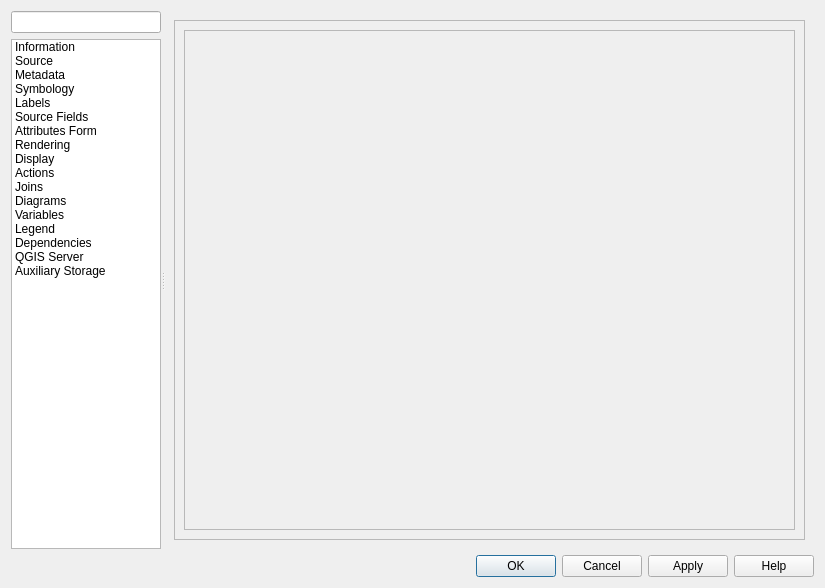
First picture: the form in src/ui/qgsvectorlayerpropertiesbase.ui, repository qgis/QGIS, before the edit.
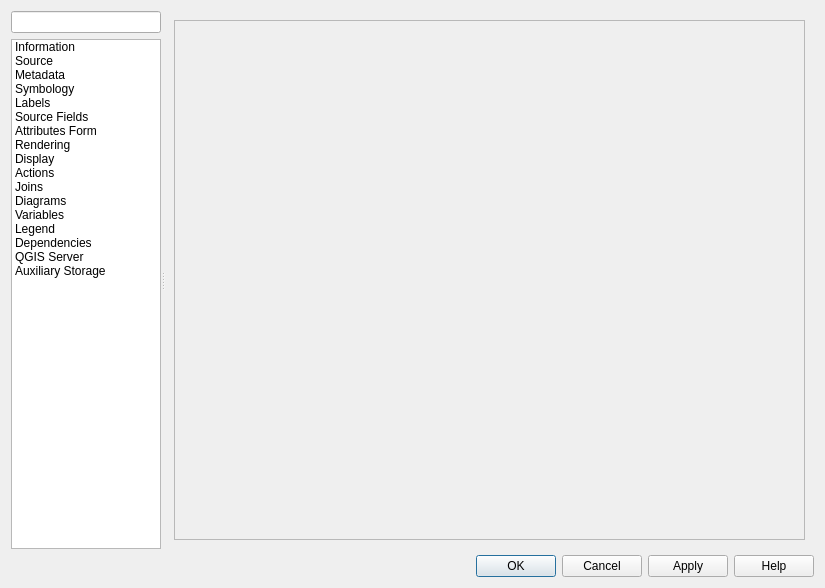
Second picture: the form after the edit. The open tabs and pages were chosen to show the change. Icons and pictures are not drawn. Custom widgets are drawn as their Qt base class.

Commit message:
no +/- buttons when not needed and some graphical finetuning
scroll area for attribute type config, but no scroll area for whole tab
set attribute type config to invisible when a container box is selected

Patch:
```diff
--- a/src/ui/qgsvectorlayerpropertiesbase.ui
+++ b/src/ui/qgsvectorlayerpropertiesbase.ui
@@ -775,21 +775,6 @@
          <widget class="QWidget" name="mOptsPage_SourceFields">
           <layout class="QVBoxLayout" name="verticalLayout_29">
            <item>
-            <widget class="QScrollArea" name="scrollArea_2">
-             <property name="widgetResizable">
-              <bool>true</bool>
-             </property>
-             <widget class="QWidget" name="scrollAreaWidgetContents_2">
-              <property name="geometry">
-               <rect>
-                <x>0</x>
-                <y>0</y>
-                <width>70</width>
-                <height>22</height>
-               </rect>
-              </property>
-              <layout class="QGridLayout" name="gridLayout_3">
-               <item row="0" column="0">
                 <widget class="QFrame" name="mSourceFieldsFrame">
                  <property name="frameShape">
                   <enum>QFrame::StyledPanel</enum>
@@ -801,10 +786,6 @@
                </item>
               </layout>
              </widget>
-            </widget>
-           </item>
-          </layout>
-         </widget>
          <widget class="QWidget" name="mOptsPage_AttributesForm">
           <layout class="QVBoxLayout" name="verticalLayout">
            <item>
```
Left out of the diff: 39 changed lines with no effect on the pictures. Lines whose indentation alone changed are shown as unchanged. The commit also changes 4 other files.
